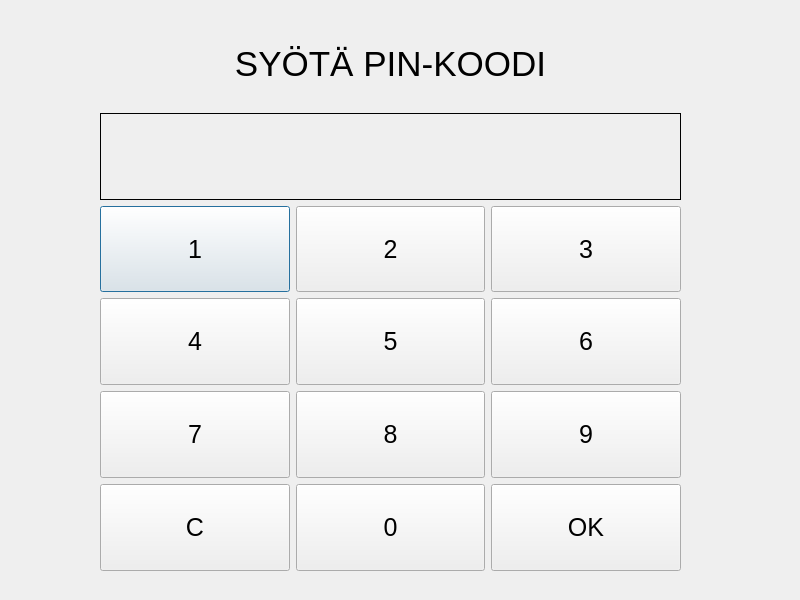
Before: the Qt Designer form qt_frontend/banksimul35/pin.ui in PauliRekila/Banksimul, drawn with Qt 5.
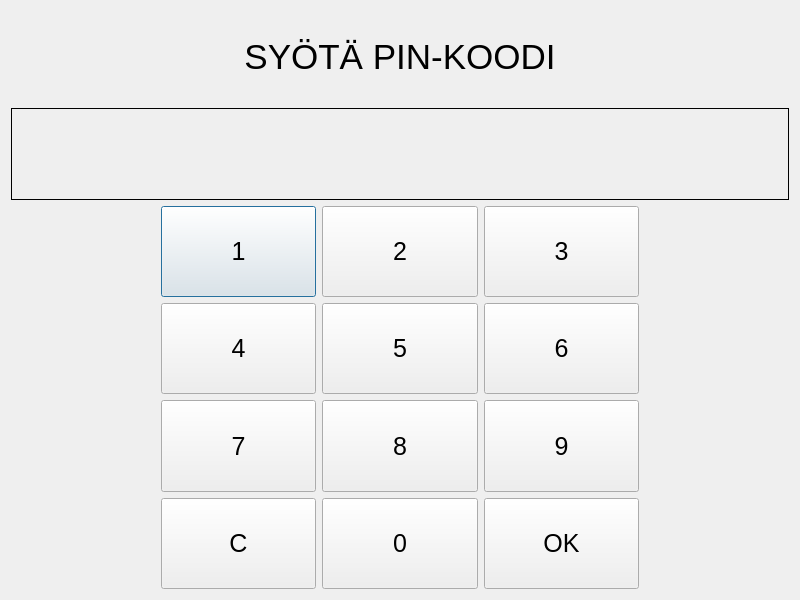
After: the same form once the commit is applied.

What changed in the file:
```diff
--- a/qt_frontend/banksimul35/pin.ui
+++ b/qt_frontend/banksimul35/pin.ui
@@ -13,15 +13,8 @@
   <property name="windowTitle">
    <string>Dialog</string>
   </property>
-  <widget class="QWidget" name="verticalLayoutWidget">
-   <property name="geometry">
-    <rect>
-     <x>100</x>
-     <y>20</y>
-     <width>581</width>
-     <height>551</height>
-    </rect>
-   </property>
+  <layout class="QVBoxLayout" name="verticalLayout_2">
+   <item>
    <layout class="QVBoxLayout" name="verticalLayout">
     <item>
      <widget class="QLabel" name="label">
@@ -58,6 +51,22 @@
     </item>
     <item>
      <layout class="QHBoxLayout" name="horizontalLayout_4">
+       <item>
+        <spacer name="horizontalSpacer">
+         <property name="orientation">
+          <enum>Qt::Horizontal</enum>
+         </property>
+         <property name="sizeType">
+          <enum>QSizePolicy::Fixed</enum>
+         </property>
+         <property name="sizeHint" stdset="0">
+          <size>
+           <width>150</width>
+           <height>20</height>
+          </size>
+         </property>
+        </spacer>
+       </item>
       <item>
        <widget class="QPushButton" name="b1">
         <property name="enabled">
@@ -121,10 +130,42 @@
         </property>
        </widget>
       </item>
+       <item>
+        <spacer name="horizontalSpacer_2">
+         <property name="orientation">
+          <enum>Qt::Horizontal</enum>
+         </property>
+         <property name="sizeType">
+          <enum>QSizePolicy::Fixed</enum>
+         </property>
+         <property name="sizeHint" stdset="0">
+          <size>
+           <width>150</width>
+           <height>20</height>
+          </size>
+         </property>
+        </spacer>
+       </item>
      </layout>
     </item>
     <item>
      <layout class="QHBoxLayout" name="horizontalLayout_3">
+       <item>
+        <spacer name="horizontalSpacer_3">
+         <property name="orientation">
+          <enum>Qt::Horizontal</enum>
+         </property>
+         <property name="sizeType">
+          <enum>QSizePolicy::Fixed</enum>
+         </property>
+         <property name="sizeHint" stdset="0">
+          <size>
+           <width>150</width>
+           <height>20</height>
+          </size>
+         </property>
+        </spacer>
+       </item>
       <item>
        <widget class="QPushButton" name="b4">
         <property name="sizePolicy">
@@ -179,10 +220,42 @@
         </property>
        </widget>
       </item>
+       <item>
+        <spacer name="horizontalSpacer_4">
+         <property name="orientation">
+          <enum>Qt::Horizontal</enum>
+         </property>
+         <property name="sizeType">
+          <enum>QSizePolicy::Fixed</enum>
+         </property>
+         <property name="sizeHint" stdset="0">
+          <size>
+           <width>150</width>
+           <height>20</height>
+          </size>
+         </property>
+        </spacer>
+       </item>
      </layout>
     </item>
     <item>
      <layout class="QHBoxLayout" name="horizontalLayout_2">
+       <item>
+        <spacer name="horizontalSpacer_5">
+         <property name="orientation">
+          <enum>Qt::Horizontal</enum>
+         </property>
+         <property name="sizeType">
+          <enum>QSizePolicy::Fixed</enum>
+         </property>
+         <property name="sizeHint" stdset="0">
+          <size>
+           <width>150</width>
+           <height>20</height>
+          </size>
+         </property>
+        </spacer>
+       </item>
       <item>
        <widget class="QPushButton" name="b7">
         <property name="sizePolicy">
@@ -237,10 +310,42 @@
         </property>
        </widget>
       </item>
+       <item>
+        <spacer name="horizontalSpacer_6">
+         <property name="orientation">
+          <enum>Qt::Horizontal</enum>
+         </property>
+         <property name="sizeType">
+          <enum>QSizePolicy::Fixed</enum>
+         </property>
+         <property name="sizeHint" stdset="0">
+          <size>
+           <width>150</width>
+           <height>20</height>
+          </size>
+         </property>
+        </spacer>
+       </item>
      </layout>
     </item>
     <item>
      <layout class="QHBoxLayout" name="horizontalLayout">
+       <item>
+        <spacer name="horizontalSpacer_7">
+         <property name="orientation">
+          <enum>Qt::Horizontal</enum>
+         </property>
+         <property name="sizeType">
+          <enum>QSizePolicy::Fixed</enum>
+         </property>
+         <property name="sizeHint" stdset="0">
+          <size>
+           <width>150</width>
+           <height>20</height>
+          </size>
+         </property>
+        </spacer>
+       </item>
       <item>
        <widget class="QPushButton" name="b_c">
         <property name="sizePolicy">
@@ -298,10 +403,27 @@
         </property>
        </widget>
       </item>
+       <item>
+        <spacer name="horizontalSpacer_8">
+         <property name="orientation">
+          <enum>Qt::Horizontal</enum>
+         </property>
+         <property name="sizeType">
+          <enum>QSizePolicy::Fixed</enum>
+         </property>
+         <property name="sizeHint" stdset="0">
+          <size>
+           <width>150</width>
+           <height>20</height>
+          </size>
+         </property>
+        </spacer>
+       </item>
      </layout>
     </item>
    </layout>
-  </widget>
+   </item>
+  </layout>
  </widget>
  <resources/>
  <connections/>
```
Lines whose indentation alone changed are shown as unchanged.
